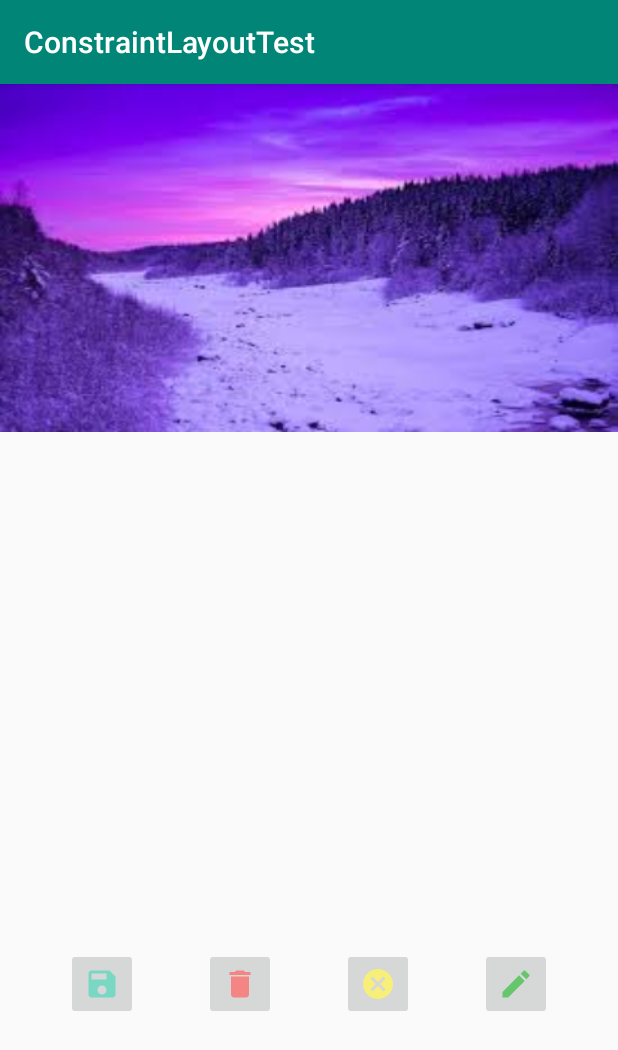
After one commit to wy521angel/ConstraintLayoutTest, an Android app: the MainActivity1 screen opened directly, with no data from a screen before it, on a phone screen of 412 x 824 dp. The commit adds this screen. Shown: the top 1050 px of the screen. Run offline under Robolectric (Android 15) with nearby library versions, the phone set to English and light mode, and no system bars.

Commit message:
ConstraintLayout的Placeholder

```diff
--- a/app/build.gradle
+++ b/app/build.gradle
@@ -4,7 +4,7 @@ android {
     compileSdkVersion 28
     defaultConfig {
         applicationId "com.example.constraintlayouttest"
-        minSdkVersion 17
+        minSdkVersion 19
         targetSdkVersion 28
         versionCode 1
         versionName "1.0"
--- a/app/src/main/AndroidManifest.xml
+++ b/app/src/main/AndroidManifest.xml
@@ -21,6 +21,8 @@
         <activity android:name=".BarrierActivity" />
         <activity android:name=".CircleConstraintsActivity" />
         <activity android:name=".ClickActivity" />
+        <activity android:name=".MainActivity1"/>
+        <activity android:name=".MainActivity2"/>
     </application>
 
 </manifest>
--- /dev/null
+++ b/app/src/main/java/com/example/constraintlayouttest/MainActivity1.java
@@ -0,0 +1,13 @@
+package com.example.constraintlayouttest;
+
+import android.os.Bundle;
+import android.support.v7.app.AppCompatActivity;
+
+public class MainActivity1 extends AppCompatActivity {
+
+    @Override
+    protected void onCreate(Bundle savedInstanceState) {
+        super.onCreate(savedInstanceState);
+        setContentView(R.layout.activity_main1);
+    }
+}
--- /dev/null
+++ b/app/src/main/res/drawable/ic_cancel_black_24dp.xml
@@ -0,0 +1,9 @@
+<vector xmlns:android="http://schemas.android.com/apk/res/android"
+        android:width="24dp"
+        android:height="24dp"
+        android:viewportWidth="24.0"
+        android:viewportHeight="24.0">
+    <path
+        android:fillColor="#f7ef7a"
+        android:pathData="M12,2C6.47,2 2,6.47 2,12s4.47,10 10,10 10,-4.47 10,-10S17.53,2 12,2zM17,15.59L15.59,17 12,13.41 8.41,17 7,15.59 10.59,12 7,8.41 8.41,7 12,10.59 15.59,7 17,8.41 13.41,12 17,15.59z"/>
+</vector>
--- /dev/null
+++ b/app/src/main/res/drawable/ic_delete_black_24dp.xml
@@ -0,0 +1,9 @@
+<vector xmlns:android="http://schemas.android.com/apk/res/android"
+        android:width="24dp"
+        android:height="24dp"
+        android:viewportWidth="24.0"
+        android:viewportHeight="24.0">
+    <path
+        android:fillColor="#f58484"
+        android:pathData="M6,19c0,1.1 0.9,2 2,2h8c1.1,0 2,-0.9 2,-2V7H6v12zM19,4h-3.5l-1,-1h-5l-1,1H5v2h14V4z"/>
+</vector>
--- /dev/null
+++ b/app/src/main/res/drawable/ic_edit_black_24dp.xml
@@ -0,0 +1,9 @@
+<vector xmlns:android="http://schemas.android.com/apk/res/android"
+        android:width="24dp"
+        android:height="24dp"
+        android:viewportWidth="24.0"
+        android:viewportHeight="24.0">
+    <path
+        android:fillColor="#67c66b"
+        android:pathData="M3,17.25V21h3.75L17.81,9.94l-3.75,-3.75L3,17.25zM20.71,7.04c0.39,-0.39 0.39,-1.02 0,-1.41l-2.34,-2.34c-0.39,-0.39 -1.02,-0.39 -1.41,0l-1.83,1.83 3.75,3.75 1.83,-1.83z"/>
+</vector>
--- /dev/null
+++ b/app/src/main/res/drawable/ic_save_black_24dp.xml
@@ -0,0 +1,9 @@
+<vector xmlns:android="http://schemas.android.com/apk/res/android"
+        android:width="24dp"
+        android:height="24dp"
+        android:viewportWidth="24.0"
+        android:viewportHeight="24.0">
+    <path
+        android:fillColor="#7ad7c4"
+        android:pathData="M17,3L5,3c-1.11,0 -2,0.9 -2,2v14c0,1.1 0.89,2 2,2h14c1.1,0 2,-0.9 2,-2L21,7l-4,-4zM12,19c-1.66,0 -3,-1.34 -3,-3s1.34,-3 3,-3 3,1.34 3,3 -1.34,3 -3,3zM15,9L5,9L5,5h10v4z"/>
+</vector>
--- /dev/null
+++ b/app/src/main/res/layout/activity_main1.xml
@@ -0,0 +1,44 @@
+<?xml version="1.0" encoding="utf-8"?>
+<android.support.constraint.ConstraintLayout xmlns:android="http://schemas.android.com/apk/res/android"
+    xmlns:app="http://schemas.android.com/apk/res-auto"
+    xmlns:tools="http://schemas.android.com/tools"
+    android:id="@+id/root"
+    android:layout_width="match_parent"
+    android:layout_height="match_parent"
+    tools:showIn="@layout/activity_main1">
+
+    <include layout="@layout/template" />
+
+    <ImageView
+        android:id="@+id/top_image"
+        android:layout_width="wrap_content"
+        android:layout_height="wrap_content"
+        android:scaleType="fitXY"
+        android:src="@drawable/place_holder_demo" />
+
+    <ImageButton
+        android:id="@+id/save"
+        android:layout_width="wrap_content"
+        android:layout_height="wrap_content"
+        app:srcCompat="@drawable/ic_save_black_24dp" />
+
+    <ImageButton
+        android:id="@+id/edit"
+        android:layout_width="wrap_content"
+        android:layout_height="wrap_content"
+        app:srcCompat="@drawable/ic_edit_black_24dp" />
+
+    <ImageButton
+        android:id="@+id/cancel"
+        android:layout_width="wrap_content"
+        android:layout_height="wrap_content"
+        app:srcCompat="@drawable/ic_cancel_black_24dp" />
+
+    <ImageButton
+        android:id="@+id/delete"
+        android:layout_width="wrap_content"
+        android:layout_height="wrap_content"
+        app:srcCompat="@drawable/ic_delete_black_24dp" />
+
+
+</android.support.constraint.ConstraintLayout>
--- /dev/null
+++ b/app/src/main/res/layout/template.xml
@@ -0,0 +1,69 @@
+<?xml version="1.0" encoding="utf-8"?>
+<merge xmlns:android="http://schemas.android.com/apk/res/android"
+    xmlns:app="http://schemas.android.com/apk/res-auto"
+    xmlns:tools="http://schemas.android.com/tools"
+    android:layout_width="match_parent"
+    android:layout_height="match_parent"
+    tools:layout_editor_absoluteX="0dp"
+    tools:layout_editor_absoluteY="81dp"
+    tools:parentTag="android.support.constraint.ConstraintLayout">
+
+    <android.support.constraint.Placeholder
+        android:id="@+id/template_main_image"
+        android:layout_width="0dp"
+        android:layout_height="0dp"
+        android:layout_marginTop="16dp"
+        app:content="@+id/top_image"
+        app:layout_constraintDimensionRatio="16:9"
+        app:layout_constraintLeft_toLeftOf="parent"
+        app:layout_constraintRight_toRightOf="parent" />
+
+    <android.support.constraint.Placeholder
+        android:id="@+id/template_save"
+        android:layout_width="48dp"
+        android:layout_height="48dp"
+        app:content="@+id/save"
+        app:layout_constraintBottom_toBottomOf="parent"
+        app:layout_constraintEnd_toStartOf="@+id/template_delete"
+        app:layout_constraintStart_toStartOf="parent"
+        app:layout_constraintTop_toTopOf="parent"
+        app:layout_constraintVertical_bias="0.8"
+        tools:layout_editor_absoluteY="460dp" />
+
+    <android.support.constraint.Placeholder
+        android:id="@+id/template_delete"
+        android:layout_width="48dp"
+        android:layout_height="48dp"
+        app:content="@+id/delete"
+        app:layout_constraintBottom_toBottomOf="parent"
+        app:layout_constraintEnd_toStartOf="@+id/template_cancel"
+        app:layout_constraintStart_toEndOf="@+id/template_save"
+        app:layout_constraintTop_toTopOf="parent"
+        app:layout_constraintVertical_bias="0.8"
+        tools:layout_editor_absoluteY="460dp" />
+
+    <android.support.constraint.Placeholder
+        android:id="@+id/template_cancel"
+        android:layout_width="48dp"
+        android:layout_height="48dp"
+        app:content="@+id/cancel"
+        app:layout_constraintBottom_toBottomOf="parent"
+        app:layout_constraintEnd_toStartOf="@+id/template_edit"
+        app:layout_constraintStart_toEndOf="@+id/template_delete"
+        app:layout_constraintTop_toTopOf="parent"
+        app:layout_constraintVertical_bias="0.8"
+        tools:layout_editor_absoluteY="460dp" />
+
+    <android.support.constraint.Placeholder
+        android:id="@+id/template_edit"
+        android:layout_width="48dp"
+        android:layout_height="48dp"
+        app:content="@+id/edit"
+        app:layout_constraintBottom_toBottomOf="parent"
+        app:layout_constraintEnd_toEndOf="parent"
+        app:layout_constraintStart_toEndOf="@+id/template_cancel"
+        app:layout_constraintTop_toTopOf="parent"
+        app:layout_constraintVertical_bias="0.8"
+        tools:layout_editor_absoluteY="460dp" />
+
+</merge>
```
Also changed, not shown: app/src/main/java/com/example/constraintlayouttest/MainActivity.java (+7 -1 lines), app/src/main/java/com/example/constraintlayouttest/MainActivity2.java (added, +61 -0 lines), app/src/main/res/layout/activity_main2.xml (added, +66 -0 lines), app/src/main/res/layout/template2.xml (added, +30 -0 lines), app/src/main/res/drawable/place_holder_demo.jpg (added).
